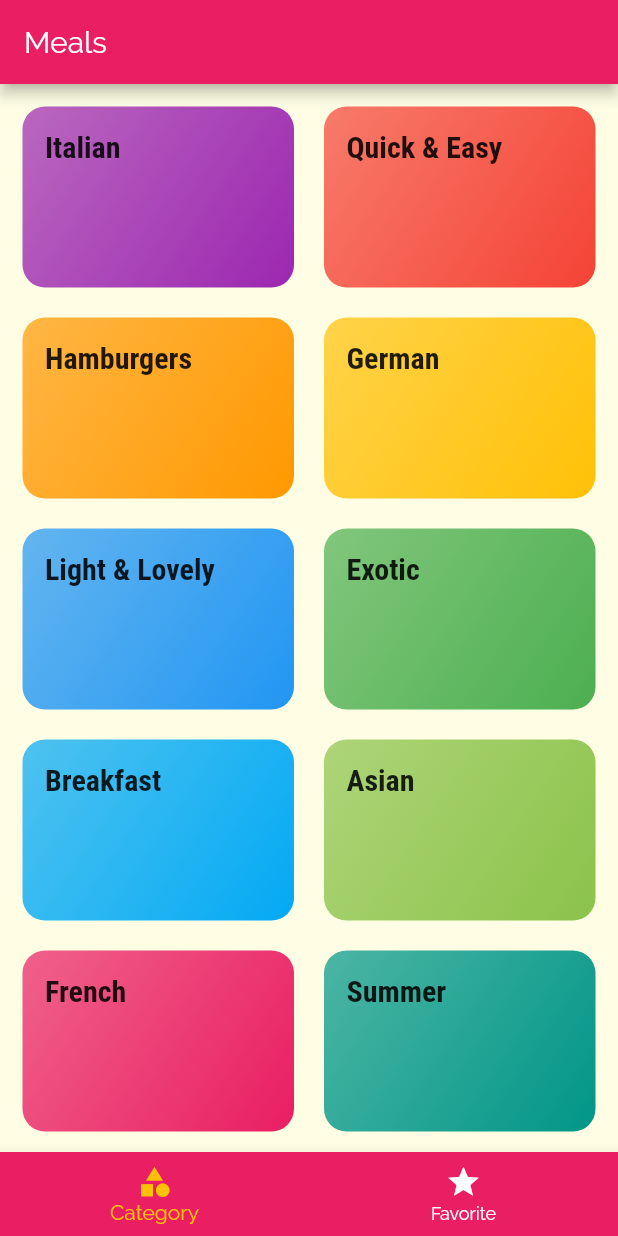
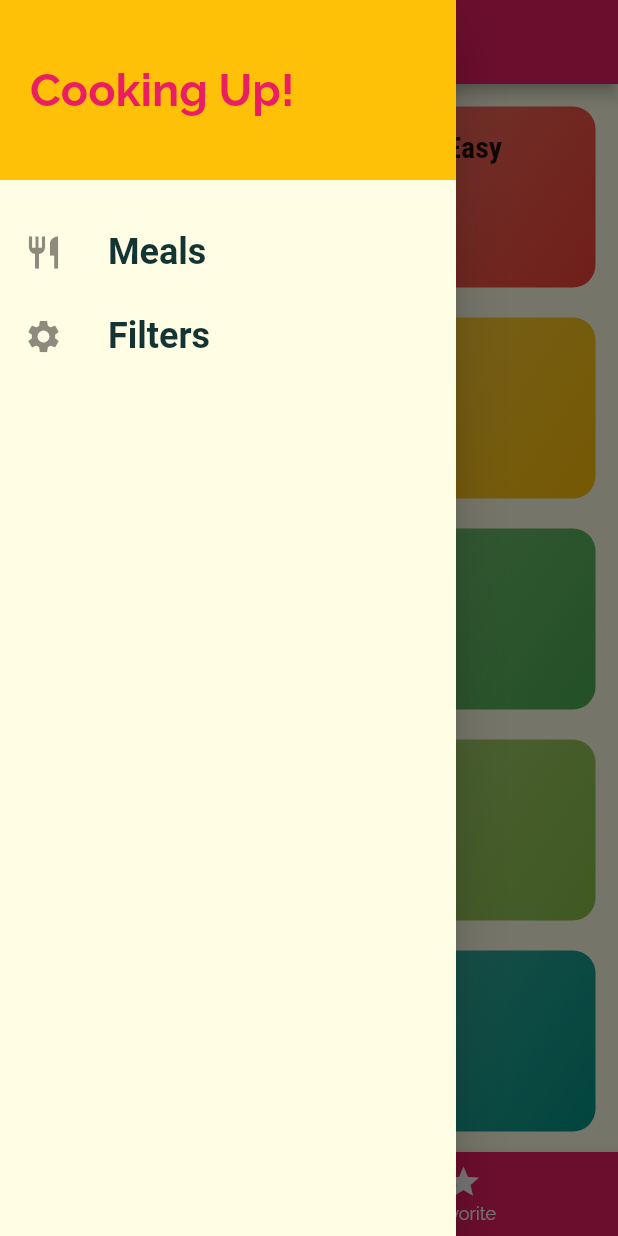
Before and after one commit to bigsuf/flutter-meals, a Flutter app: the screen it shows after launch, with the side drawer open (before the commit the screen has no drawer), on a phone screen of 412 x 824 dp. Run offline on Flutter 3.47's test engine with Material 2 defaults, Android fonts, the phone set to English and light mode, and no system bars; Roboto replaces fonts that are missing (RobotoCondensed).

Commit message:
add tabs and drawer

```diff
--- a/lib/main.dart
+++ b/lib/main.dart
@@ -1,4 +1,5 @@
 import 'package:flutter/material.dart';
+import 'package:meals/screens/filters.dart';
 import 'package:meals/screens/meal_detail.dart';
 
 import 'package:meals/screens/meals.dart';
@@ -32,6 +33,7 @@ class MyApp extends StatelessWidget {
         MainTabBar.routerName: (ctx) => MainTabBar(),
         MealsScreen.routerName: (ctx) => MealsScreen(),
         MealDetailScreen.routName: (ctx) => MealDetailScreen(),
+        FiltersScreen.routerName: (ctx) => FiltersScreen(),
       },
       onUnknownRoute: (context) {
         return MaterialPageRoute(
--- /dev/null
+++ b/lib/screens/filters.dart
@@ -0,0 +1,19 @@
+import 'package:flutter/material.dart';
+import 'package:meals/widgets/main_drawer.dart';
+
+class FiltersScreen extends StatelessWidget {
+  static const routerName = '/filters';
+
+  @override
+  Widget build(BuildContext context) {
+    return Scaffold(
+      appBar: AppBar(
+        title: Text('Filters'),
+      ),
+      drawer: MainDrawer(),
+      body: Center(
+        child: Text('The Filter Page'),
+      ),
+    );
+  }
+}
--- a/lib/screens/meal_detail.dart
+++ b/lib/screens/meal_detail.dart
@@ -87,6 +87,12 @@ class MealDetailScreen extends StatelessWidget {
                 itemCount: selectedMeal.steps.length,
               ),
             ),
+            FlatButton.icon(
+              textColor: Colors.red,
+              icon: Icon(Icons.delete),
+              label: Text('Remove'),
+              onPressed: () => Navigator.of(context).pop(),
+            ),
           ],
         ),
       ),
--- a/lib/screens/tabs.dart
+++ b/lib/screens/tabs.dart
@@ -1,6 +1,7 @@
 import 'package:flutter/material.dart';
 import 'package:meals/screens/categories.dart';
 import 'package:meals/screens/favorite.dart';
+import 'package:meals/widgets/main_drawer.dart';
 
 class MainTabBar extends StatefulWidget {
   static const String routerName = '/';
@@ -26,6 +27,7 @@ class _MainTabBarState extends State<MainTabBar> {
       appBar: AppBar(
         title: Text('Meals'),
       ),
+      drawer: MainDrawer(),
       body: _pages[_selectedIndex],
       bottomNavigationBar: BottomNavigationBar(
         onTap: _selectedTab,
--- /dev/null
+++ b/lib/widgets/main_drawer.dart
@@ -0,0 +1,61 @@
+import 'package:flutter/material.dart';
+import 'package:meals/screens/filters.dart';
+import 'package:meals/screens/tabs.dart';
+
+class MainDrawer extends StatelessWidget {
+  Widget buildListTile(String title, IconData icon, Function tapHandler) {
+    return ListTile(
+      leading: Icon(
+        icon,
+        size: 26,
+      ),
+      title: Text(
+        title,
+        style: TextStyle(
+          fontFamily: 'RobotoCondensed',
+          fontSize: 24,
+          fontWeight: FontWeight.bold,
+        ),
+      ),
+      onTap: tapHandler,
+    );
+  }
+
+  @override
+  Widget build(BuildContext context) {
+    return Drawer(
+      child: Column(
+        children: <Widget>[
+          Container(
+            height: 120,
+            width: double.infinity,
+            padding: EdgeInsets.all(20),
+            alignment: Alignment.centerLeft,
+            color: Theme.of(context).accentColor,
+            child: Text(
+              'Cooking Up!',
+              style: TextStyle(
+                fontWeight: FontWeight.bold,
+                fontSize: 30,
+                color: Theme.of(context).primaryColor,
+              ),
+            ),
+          ),
+          SizedBox(height: 20),
+          buildListTile(
+            'Meals',
+            Icons.restaurant,
+            () => Navigator.of(context)
+                .pushReplacementNamed(MainTabBar.routerName),
+          ),
+          buildListTile(
+            'Filters',
+            Icons.settings,
+            () => Navigator.of(context)
+                .pushReplacementNamed(FiltersScreen.routerName),
+          ),
+        ],
+      ),
+    );
+  }
+}
```
